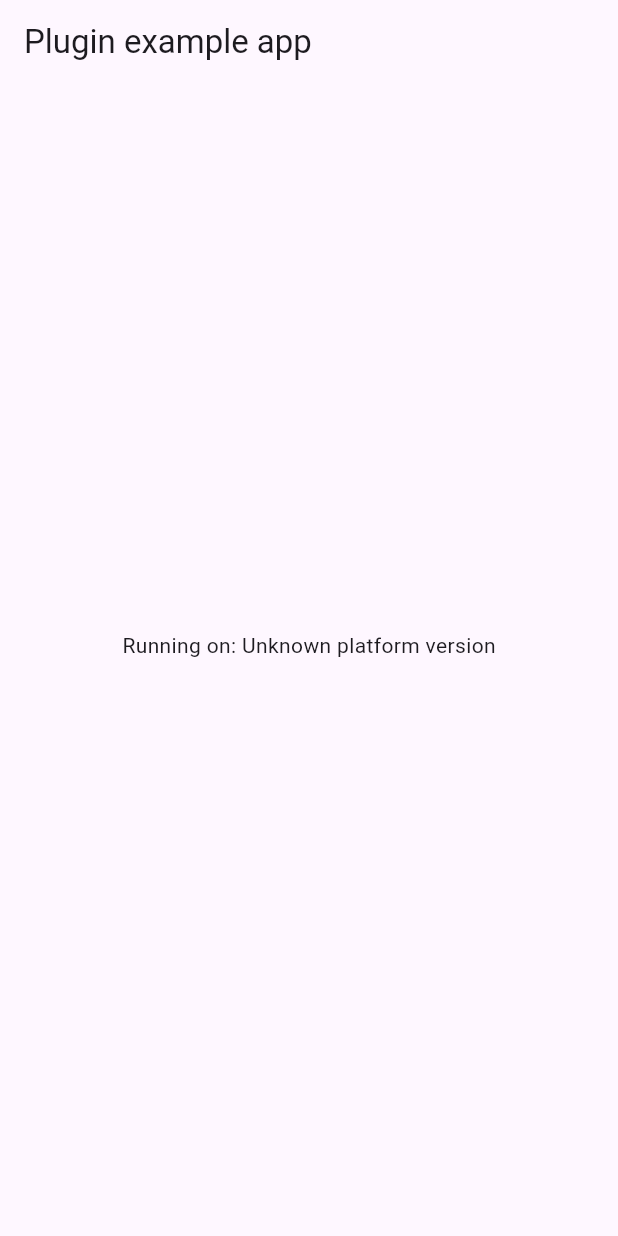
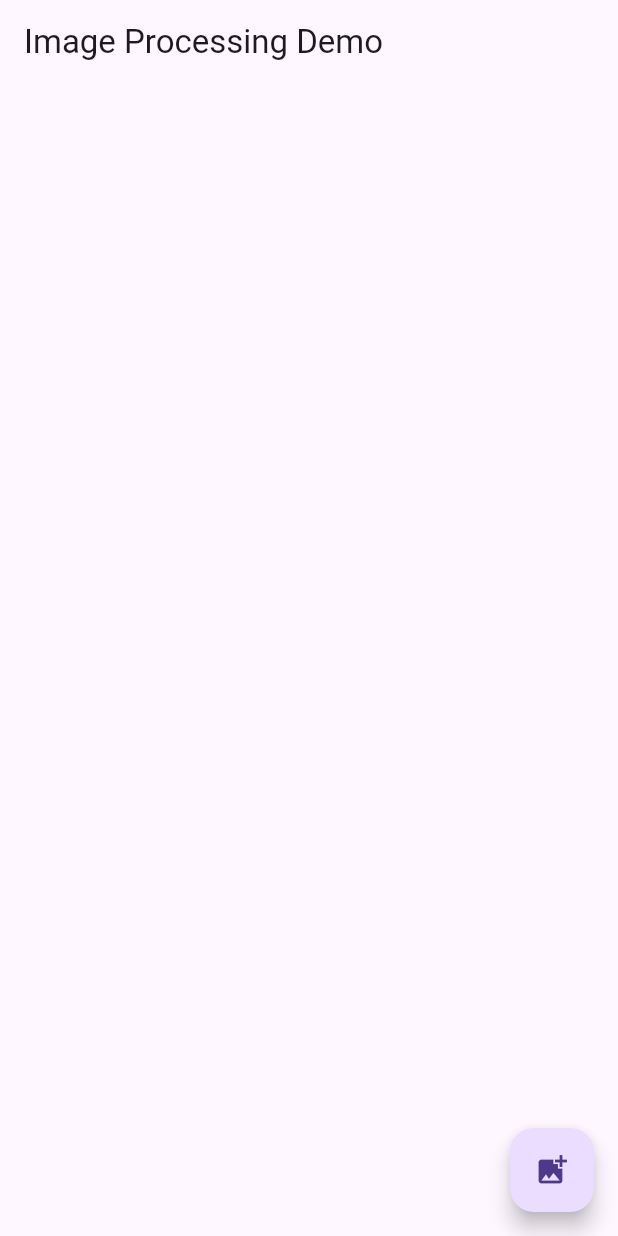
Before and after one commit to hanan0007/advanced_image_processing, a Flutter app: the screen it shows after launch, on a phone screen of 412 x 824 dp. Run offline on Flutter 3.47's test engine with Material 3 defaults, Android fonts, the phone set to English and light mode, and no system bars; our stand-ins replace image_picker, plugin_platform_interface.

Commit message:
Update project

```diff
--- a/example/lib/main.dart
+++ b/example/lib/main.dart
@@ -1,62 +1,122 @@
 import 'package:flutter/material.dart';
-import 'dart:async';
-
-import 'package:flutter/services.dart';
 import 'package:advanced_image_processing_toolkit/advanced_image_processing_toolkit.dart';
+import 'dart:typed_data';
+import 'package:image_picker/image_picker.dart';
 
 void main() {
   runApp(const MyApp());
 }
 
-class MyApp extends StatefulWidget {
+class MyApp extends StatelessWidget {
   const MyApp({super.key});
 
   @override
-  State<MyApp> createState() => _MyAppState();
+  Widget build(BuildContext context) {
+    return MaterialApp(
+      title: 'Image Processing Demo',
+      theme: ThemeData(
+        primarySwatch: Colors.blue,
+        useMaterial3: true,
+      ),
+      home: const HomePage(),
+    );
+  }
 }
 
-class _MyAppState extends State<MyApp> {
-  String _platformVersion = 'Unknown';
-  final _advancedImageProcessingToolkitPlugin = AdvancedImageProcessingToolkit();
+class HomePage extends StatefulWidget {
+  const HomePage({super.key});
 
   @override
-  void initState() {
-    super.initState();
-    initPlatformState();
+  State<HomePage> createState() => _HomePageState();
 }
 
-  // Platform messages are asynchronous, so we initialize in an async method.
-  Future<void> initPlatformState() async {
-    String platformVersion;
-    // Platform messages may fail, so we use a try/catch PlatformException.
-    // We also handle the message potentially returning null.
-    try {
-      platformVersion =
-          await _advancedImageProcessingToolkitPlugin.getPlatformVersion() ?? 'Unknown platform version';
-    } on PlatformException {
-      platformVersion = 'Failed to get platform version.';
+class _HomePageState extends State<HomePage> {
+  Uint8List? _imageBytes;
+  final _picker = ImagePicker();
+  List<DetectedObject>? _detectedObjects;
+
+  Future<void> _pickImage() async {
+    final image = await _picker.pickImage(source: ImageSource.gallery);
+    if (image != null) {
+      final bytes = await image.readAsBytes();
+      setState(() {
+        _imageBytes = bytes;
+        _detectedObjects = null;
+      });
+    }
   }
 
-    // If the widget was removed from the tree while the asynchronous platform
-    // message was in flight, we want to discard the reply rather than calling
-    // setState to update our non-existent appearance.
-    if (!mounted) return;
+  Future<void> _applyGrayscale() async {
+    if (_imageBytes != null) {
+      final processed = await ImageFilters.applyGrayscale(_imageBytes!);
+      setState(() {
+        _imageBytes = processed;
+      });
+    }
+  }
 
+  Future<void> _detectObjects() async {
+    if (_imageBytes != null) {
+      final objects = await ObjectRecognition.detectObjects(_imageBytes!);
       setState(() {
-      _platformVersion = platformVersion;
+        _detectedObjects = objects;
       });
+    }
   }
 
   @override
   Widget build(BuildContext context) {
-    return MaterialApp(
-      home: Scaffold(
+    return Scaffold(
       appBar: AppBar(
-          title: const Text('Plugin example app'),
+        title: const Text('Image Processing Demo'),
       ),
       body: Center(
-          child: Text('Running on: $_platformVersion\n'),
+        child: Column(
+          mainAxisAlignment: MainAxisAlignment.center,
+          children: [
+            if (_imageBytes != null) ...[
+              Image.memory(
+                _imageBytes!,
+                height: 300,
               ),
+              const SizedBox(height: 20),
+              Row(
+                mainAxisAlignment: MainAxisAlignment.center,
+                children: [
+                  ElevatedButton(
+                    onPressed: _applyGrayscale,
+                    child: const Text('Apply Grayscale'),
+                  ),
+                  const SizedBox(width: 10),
+                  ElevatedButton(
+                    onPressed: _detectObjects,
+                    child: const Text('Detect Objects'),
+                  ),
+                ],
+              ),
+            ],
+            if (_detectedObjects != null) ...[
+              const SizedBox(height: 20),
+              Text('Detected ${_detectedObjects!.length} objects'),
+              Expanded(
+                child: ListView.builder(
+                  itemCount: _detectedObjects!.length,
+                  itemBuilder: (context, index) {
+                    final obj = _detectedObjects![index];
+                    return ListTile(
+                      title: Text(obj.label),
+                      subtitle: Text('Confidence: ${obj.confidence.toStringAsFixed(2)}'),
+                    );
+                  },
+                ),
+              ),
+            ],
+          ],
+        ),
+      ),
+      floatingActionButton: FloatingActionButton(
+        onPressed: _pickImage,
+        child: const Icon(Icons.add_photo_alternate),
       ),
     );
   }
--- a/pubspec.yaml
+++ b/pubspec.yaml
@@ -1,7 +1,9 @@
 name: advanced_image_processing_toolkit
-description: "Advanced image processing toolkit for Flutter with real-time filters, object recognition, and AR features"
+description: A comprehensive Flutter plugin for advanced image processing, featuring real-time filters, object recognition, and AR capabilities.
 version: 0.0.1
-homepage: https://github.com/yourusername/advanced_image_processing_toolkit
+homepage: https://github.com/emorilebo/advanced_image_processing_toolkit
+repository: https://github.com/emorilebo/advanced_image_processing_toolkit
+documentation: https://github.com/emorilebo/advanced_image_processing_toolkit/wiki
 
 environment:
   sdk: ^3.6.0
```
Also changed, not shown: lib/src/augmented_reality.dart (added, +71 -0 lines), 3 other files. Lines whose indentation alone changed are shown as unchanged.
